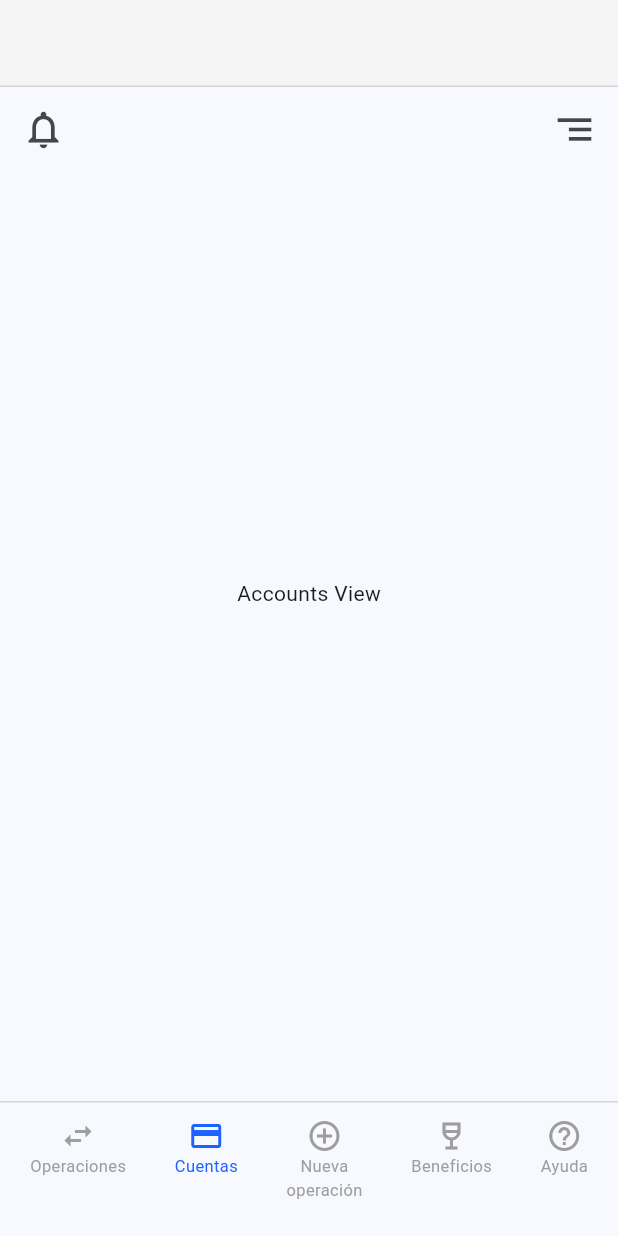
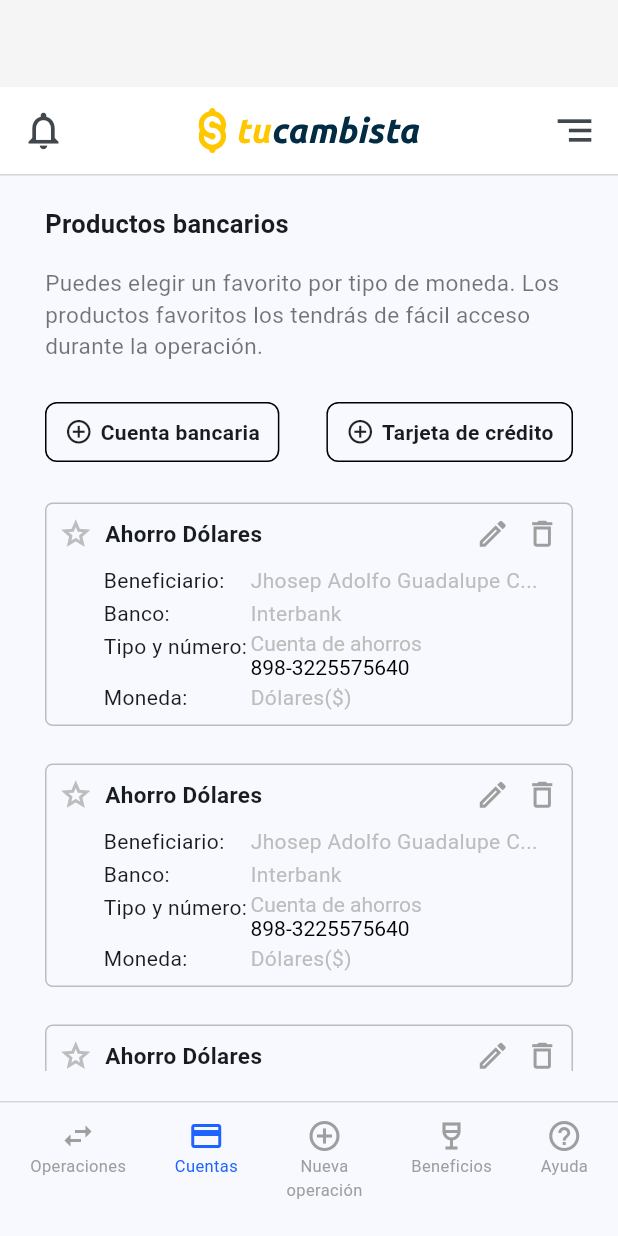
Before and after one commit to JhosepGC14/flutter-challenge-cambista, a Flutter app: the screen it shows after launch, item 2 of the bottom bar chosen, on a phone screen of 412 x 824 dp. Run offline on Flutter 3.47's test engine with Material 2 defaults, Android fonts, the phone set to English and light mode, and no system bars; our stand-ins replace flutter_svg; network calls fail.

Commit message:
feat: it add layout view of AccountPage

```diff
--- a/lib/components/AppBarCustom/appbar_custom.dart
+++ b/lib/components/AppBarCustom/appbar_custom.dart
@@ -7,7 +7,7 @@ class AppBarCustomWidget extends StatefulWidget implements PreferredSizeWidget {
   final Function() openDrawerNavigation;
 
   @override
-  Size get preferredSize => const Size.fromHeight(kToolbarHeight + 1);
+  Size get preferredSize => const Size.fromHeight(kToolbarHeight + 75);
 
   @override
   State<AppBarCustomWidget> createState() => _AppBarCustomWidgetState();
@@ -20,7 +20,6 @@ class _AppBarCustomWidgetState extends State<AppBarCustomWidget> {
       color: Colors.grey[100],
       width: double.maxFinite,
       child: Container(
-        height: kToolbarHeight + 75,
         margin: const EdgeInsets.only(top: kTextTabBarHeight + 10),
         padding: const EdgeInsets.all(5),
         decoration: BoxDecoration(
--- a/lib/views/accounts/accounts.dart
+++ b/lib/views/accounts/accounts.dart
@@ -1,4 +1,5 @@
 import 'package:flutter/material.dart';
+import 'components/card_account_product/card_account_product.dart';
 
 class AccountsView extends StatefulWidget {
   const AccountsView({super.key});
@@ -10,8 +11,119 @@ class AccountsView extends StatefulWidget {
 class _AccountsViewState extends State<AccountsView> {
   @override
   Widget build(BuildContext context) {
-    return const Center(
-      child: Text('Accounts View'),
+    return Container(
+      padding: const EdgeInsets.symmetric(
+        horizontal: 30,
+        vertical: 20,
+      ),
+      child: ListView(
+        children: [
+          const Text(
+            'Productos bancarios',
+            style: TextStyle(
+              fontSize: 17.00,
+              fontWeight: FontWeight.bold,
+            ),
+          ),
+          const SizedBox(
+            height: 17,
+          ),
+          const Text(
+            'Puedes elegir un favorito por tipo de moneda. Los productos favoritos los tendrás de fácil acceso durante la operación.',
+            style: TextStyle(
+              fontSize: 15.00,
+              color: Colors.black54,
+              fontWeight: FontWeight.normal,
+            ),
+          ),
+          const SizedBox(
+            height: 27,
+          ),
+          Flex(
+            direction: Axis.horizontal,
+            mainAxisAlignment: MainAxisAlignment.spaceBetween,
+            crossAxisAlignment: CrossAxisAlignment.center,
+            children: [
+              InkWell(
+                child: Container(
+                  padding: const EdgeInsets.symmetric(
+                    horizontal: 12,
+                    vertical: 9,
+                  ),
+                  decoration: BoxDecoration(
+                    border: Border.all(
+                      color: Colors.black,
+                      width: 1.0,
+                    ),
+                    borderRadius: const BorderRadius.all(
+                      Radius.circular(8.0),
+                    ),
+                  ),
+                  child: const Row(
+                    children: [
+                      Icon(Icons.add_circle_outline, size: 19),
+                      SizedBox(
+                        width: 5,
+                      ),
+                      Text(
+                        'Cuenta bancaria',
+                        style: TextStyle(
+                          fontSize: 14.00,
+                          fontWeight: FontWeight.bold,
+                        ),
+                      ),
+                    ],
+                  ),
+                ),
+              ),
+              const SizedBox(
+                width: 15,
+              ),
+              InkWell(
+                child: Container(
+                  padding: const EdgeInsets.symmetric(
+                    horizontal: 12,
+                    vertical: 9,
+                  ),
+                  decoration: BoxDecoration(
+                    border: Border.all(
+                      color: Colors.black,
+                      width: 1.0,
+                    ),
+                    borderRadius: const BorderRadius.all(
+                      Radius.circular(8.0),
+                    ),
+                  ),
+                  child: const Row(
+                    children: [
+                      Icon(Icons.add_circle_outline, size: 19),
+                      SizedBox(
+                        width: 5,
+                      ),
+                      Text(
+                        'Tarjeta de crédito',
+                        style: TextStyle(
+                          fontSize: 14.00,
+                          fontWeight: FontWeight.bold,
+                        ),
+                      ),
+                    ],
+                  ),
+                ),
+              ),
+            ],
+          ),
+          const SizedBox(
+            height: 27,
+          ),
+          const CardAccountProduct(),
+          const CardAccountProduct(),
+          const CardAccountProduct(),
+          const CardAccountProduct(),
+          const CardAccountProduct(),
+          const CardAccountProduct(),
+        ],
+      ),
     );
   }
 }
--- /dev/null
+++ b/lib/views/accounts/components/card_account_product/card_account_product.dart
@@ -0,0 +1,186 @@
+import 'package:flutter/material.dart';
+
+class CardAccountProduct extends StatelessWidget {
+  const CardAccountProduct({
+    super.key,
+  });
+
+  @override
+  Widget build(BuildContext context) {
+    return Container(
+      padding: const EdgeInsets.all(8),
+      margin: const EdgeInsets.only(
+        bottom: 25,
+      ),
+      decoration: BoxDecoration(
+        border: Border.all(
+          color: Colors.grey.shade400,
+          width: 1,
+        ),
+        borderRadius: const BorderRadius.all(
+          Radius.circular(5),
+        ),
+      ),
+      child: Column(
+        children: [
+          Flex(
+            direction: Axis.horizontal,
+            mainAxisAlignment: MainAxisAlignment.spaceBetween,
+            children: [
+              Row(
+                children: [
+                  Icon(
+                    Icons.grade_outlined,
+                    color: Colors.grey.shade400,
+                    size: 23,
+                  ),
+                  const SizedBox(
+                    width: 8,
+                  ),
+                  const Text(
+                    'Ahorro Dólares',
+                    style: TextStyle(
+                      fontSize: 15.00,
+                      fontWeight: FontWeight.bold,
+                    ),
+                  ),
+                ],
+              ),
+              const Row(
+                children: [
+                  InkWell(
+                    child: Icon(
+                      Icons.edit_outlined,
+                      color: Colors.grey,
+                      size: 23,
+                    ),
+                  ),
+                  SizedBox(
+                    width: 10,
+                  ),
+                  InkWell(
+                    child: Icon(
+                      Icons.delete_outline_outlined,
+                      color: Colors.grey,
+                      size: 23,
+                    ),
+                  ),
+                ],
+              )
+            ],
+          ),
+          Container(
+            padding: const EdgeInsets.only(
+              top: 10,
+              left: 30,
+              right: 10,
+            ),
+            child: Column(
+              children: [
+                Flex(
+                  direction: Axis.horizontal,
+                  mainAxisAlignment: MainAxisAlignment.spaceBetween,
+                  crossAxisAlignment: CrossAxisAlignment.start,
+                  children: [
+                    const Expanded(
+                      flex: 1,
+                      child: Text('Beneficiario: '),
+                    ),
+                    Expanded(
+                      flex: 2,
+                      child: Text(
+                        'Jhosep Adolfo Guadalupe C...',
+                        style: TextStyle(
+                          color: Colors.grey.shade400,
+                        ),
+                      ),
+                    ),
+                  ],
+                ),
+                const SizedBox(
+                  height: 2,
+                ),
+                Flex(
+                  direction: Axis.horizontal,
+                  mainAxisAlignment: MainAxisAlignment.spaceBetween,
+                  crossAxisAlignment: CrossAxisAlignment.start,
+                  children: [
+                    const Expanded(
+                      flex: 1,
+                      child: Text('Banco: '),
+                    ),
+                    Expanded(
+                      flex: 2,
+                      child: Text(
+                        'Interbank',
+                        style: TextStyle(
+                          color: Colors.grey.shade400,
+                        ),
+                      ),
+                    ),
+                  ],
+                ),
+                const SizedBox(
+                  height: 2,
+                ),
+                Flex(
+                  direction: Axis.horizontal,
+                  mainAxisAlignment: MainAxisAlignment.spaceBetween,
+                  crossAxisAlignment: CrossAxisAlignment.start,
+                  children: [
+                    const Expanded(
+                      flex: 1,
+                      child: Text('Tipo y número: '),
+                    ),
+                    Expanded(
+                      flex: 2,
+                      child: RichText(
+                        text: TextSpan(
+                          text: 'Cuenta de ahorros ',
+                          style: TextStyle(
+                            color: Colors.grey.shade400,
+                          ),
+                          children: const <TextSpan>[
+                            TextSpan(
+                              text: '898-3225575640',
+                              style: TextStyle(
+                                color: Colors.black,
+                              ),
+                            ),
+                          ],
+                        ),
+                      ),
+                    ),
+                  ],
+                ),
+                const SizedBox(
+                  height: 2,
+                ),
+                Flex(
+                  direction: Axis.horizontal,
+                  mainAxisAlignment: MainAxisAlignment.spaceBetween,
+                  crossAxisAlignment: CrossAxisAlignment.start,
+                  children: [
+                    const Expanded(
+                      flex: 1,
+                      child: Text('Moneda: '),
+                    ),
+                    Expanded(
+                      flex: 2,
+                      child: Text(
+                        'Dólares(\$)',
+                        style: TextStyle(
+                          color: Colors.grey.shade400,
+                        ),
+                      ),
+                    ),
+                  ],
+                ),
+              ],
+            ),
+          )
+        ],
+      ),
+    );
+  }
+}
--- a/lib/views/newOperation/components/StepperNewOperation/stepper_new_operation.dart
+++ b/lib/views/newOperation/components/StepperNewOperation/stepper_new_operation.dart
@@ -13,7 +13,6 @@ class _StepperNewOperationState extends State<StepperNewOperation> {
   int currentStepValue = 0;
 
   void onChangeNextStep() {
-    print('se ejecuta esta vain');
     setState(() {
       currentStepValue = currentStepValue + 1;
     });
@@ -85,7 +84,6 @@ class _StepItemNewOperationState extends State<StepItemNewOperation> {
 
   @override
   Widget build(BuildContext context) {
-    print('widget.currentStep : ${widget.currentStep}');
     return Flexible(
       flex: 2,
       child: GestureDetector(
--- a/lib/views/operations/operations.dart
+++ b/lib/views/operations/operations.dart
@@ -10,8 +10,32 @@ class OperationsView extends StatefulWidget {
 class _OperationsViewState extends State<OperationsView> {
   @override
   Widget build(BuildContext context) {
-    return const Center(
-      child: Text('Operations View'),
+    return Container(
+      padding: const EdgeInsets.symmetric(
+        horizontal: 30,
+        vertical: 20,
+      ),
+      child: ListView(
+        children: [
+          Placeholder(
+            fallbackWidth: MediaQuery.of(context).copyWith().size.width,
+            fallbackHeight: 80,
+          ),
+          const SizedBox(
+            height: 27,
+          ),
+          const Text(
+            'Mis operaciones',
+            style: TextStyle(
+              fontSize: 17.00,
+              fontWeight: FontWeight.bold,
+            ),
+          ),
+          const SizedBox(
+            height: 27,
+          )
+        ],
+      ),
     );
   }
 }
```
